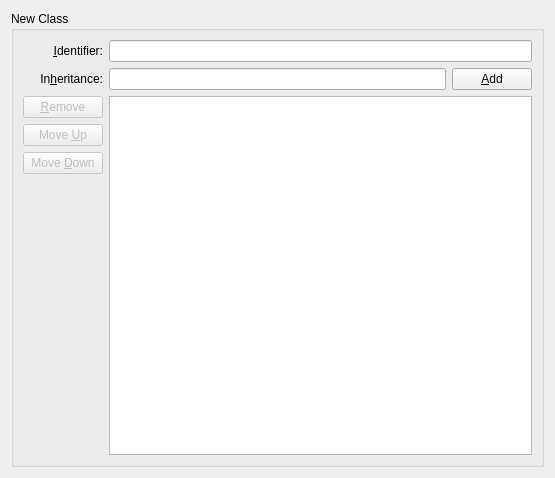
KDE/kdevelop, file language/codegen/ui/newclass.ui: the form before one commit.
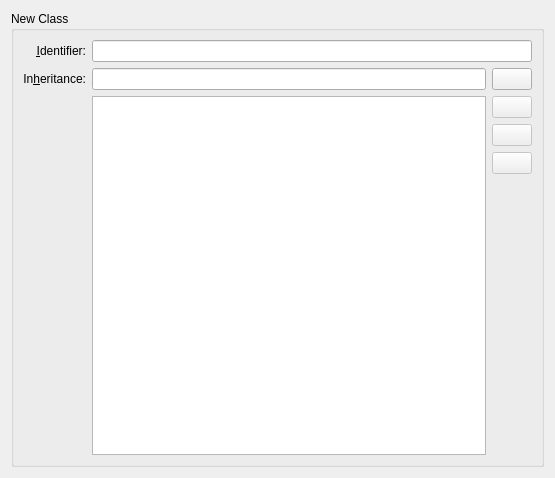
The form after the commit. Custom widgets are drawn as their Qt base class.

Commit message: Reorganize a little the add new class interface and set some icons.

```diff
--- a/language/codegen/ui/newclass.ui
+++ b/language/codegen/ui/newclass.ui
@@ -9,10 +9,10 @@
     <height>478</height>
    </rect>
   </property>
-  <layout class="QHBoxLayout" name="horizontalLayout_3" >
+  <layout class="QVBoxLayout" name="verticalLayout_2">
    <item>
-    <widget class="QGroupBox" name="groupBox" >
-     <property name="title" >
+    <widget class="QGroupBox" name="groupBox">
+     <property name="title">
       <string>New Class</string>
      </property>
      <property name="flat" >
@@ -32,8 +32,8 @@
         </property>
        </widget>
       </item>
-      <item row="0" column="1" >
-       <widget class="KLineEdit" name="identifierLineEdit" />
+      <item row="0" column="1" colspan="2">
+       <widget class="KLineEdit" name="identifierLineEdit"/>
       </item>
       <item row="1" column="0" >
        <widget class="QLabel" name="label_2" >
@@ -48,36 +48,32 @@
         </property>
        </widget>
       </item>
-      <item row="1" column="1" >
-       <layout class="QHBoxLayout" name="horizontalLayout" >
+      <item row="1" column="1">
+       <widget class="KLineEdit" name="inheritanceLineEdit">
+        <property name="text">
+         <string/>
+        </property>
+       </widget>
+      </item>
+      <item row="1" column="2" rowspan="2">
+       <layout class="QVBoxLayout" name="verticalLayout">
         <item>
-         <widget class="KLineEdit" name="inheritanceLineEdit" >
-          <property name="text" >
-           <string/>
-          </property>
-         </widget>
-        </item>
-        <item>
-         <widget class="KPushButton" name="addInheritancePushButton" >
-          <property name="enabled" >
+         <widget class="KPushButton" name="addInheritancePushButton">
+          <property name="enabled">
            <bool>true</bool>
           </property>
-          <property name="text" >
-           <string>&amp;Add</string>
+          <property name="toolTip">
+           <string>Add</string>
           </property>
          </widget>
         </item>
-       </layout>
-      </item>
-      <item row="2" column="0" >
-       <layout class="QVBoxLayout" name="verticalLayout" >
         <item>
          <widget class="KPushButton" name="removeInheritancePushButton" >
           <property name="enabled" >
            <bool>false</bool>
           </property>
-          <property name="text" >
-           <string>&amp;Remove</string>
+          <property name="toolTip">
+           <string>Remove</string>
           </property>
          </widget>
         </item>
@@ -86,8 +82,8 @@
           <property name="enabled" >
            <bool>false</bool>
           </property>
-          <property name="text" >
-           <string>Move &amp;Up</string>
+          <property name="toolTip">
+           <string>Move Up</string>
           </property>
          </widget>
         </item>
@@ -96,8 +92,8 @@
           <property name="enabled" >
            <bool>false</bool>
           </property>
-          <property name="text" >
-           <string>Move &amp;Down</string>
+          <property name="toolTip">
+           <string>Move Down</string>
           </property>
          </widget>
         </item>
@@ -125,11 +121,6 @@
   </layout>
  </widget>
  <customwidgets>
-  <customwidget>
-   <class>KLineEdit</class>
-   <extends>QLineEdit</extends>
-   <header>klineedit.h</header>
-  </customwidget>
   <customwidget>
    <class>KListWidget</class>
    <extends>QListWidget</extends>
@@ -140,6 +131,11 @@
    <extends>QPushButton</extends>
    <header>kpushbutton.h</header>
   </customwidget>
+  <customwidget>
+   <class>KLineEdit</class>
+   <extends>QLineEdit</extends>
+   <header>klineedit.h</header>
+  </customwidget>
  </customwidgets>
  <resources/>
  <connections/>
```
Left out of the diff: 53 changed lines with no effect on the pictures. The commit also changes 1 other file.
